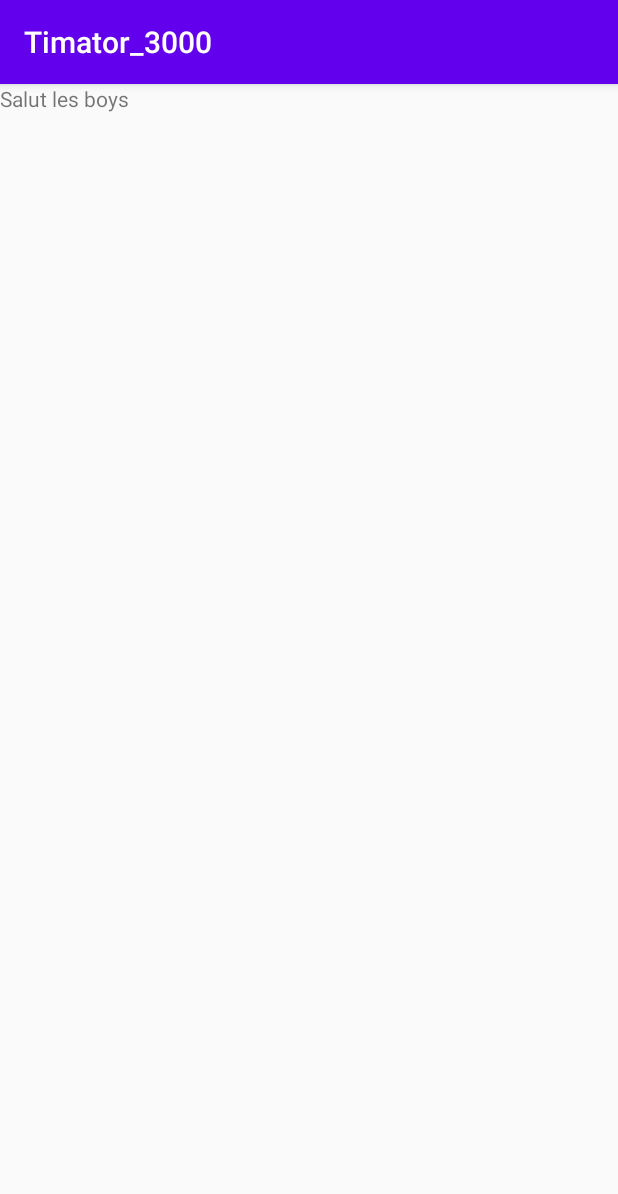
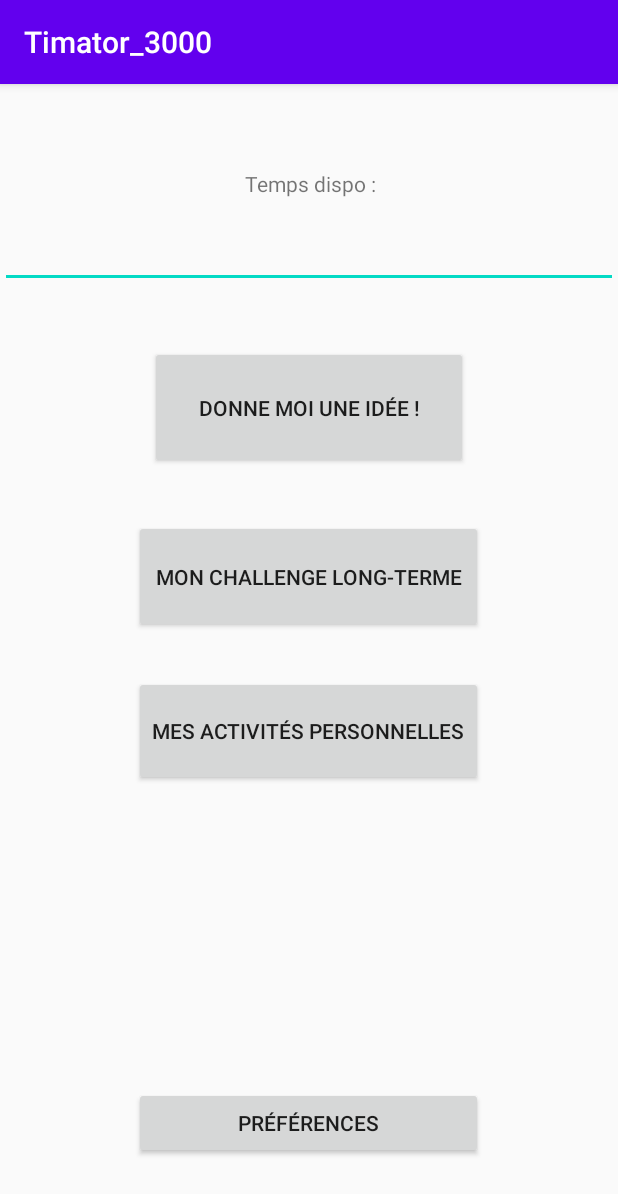
Before and after one commit to thomasNah/Timator_3000, an Android app: the screen it shows after launch (MainActivity), on a phone screen of 412 x 824 dp. Shown: the top 1194 px of the screen. Run offline under Robolectric (Android 15) with nearby library versions, the light colour scheme and no system bars.

Commit message:
Base Layout 0

```diff
--- a/app/src/main/res/layout/activity_main.xml
+++ b/app/src/main/res/layout/activity_main.xml
@@ -7,8 +7,94 @@
     tools:context=".MainActivity" >
 
     <TextView
-        android:id="@+id/textView"
+        android:id="@+id/baseVideRelativeLayout"
+        android:layout_width="match_parent"
+        android:layout_height="wrap_content" />
+
+    <TextView
+        android:id="@+id/tempsDispo"
+        android:layout_width="match_parent"
+        android:layout_height="wrap_content"
+        android:layout_below="@+id/baseVideRelativeLayout"
+        android:layout_alignParentStart="true"
+        android:layout_alignParentLeft="true"
+        android:layout_marginStart="1dp"
+        android:layout_marginLeft="1dp"
+        android:layout_marginTop="37dp"
+        android:gravity="center_horizontal"
+        android:text="Temps dispo :" />
+
+    <EditText
+        android:id="@+id/tempsDispoInput"
+        android:layout_width="match_parent"
+        android:layout_height="wrap_content"
+        android:layout_below="@+id/baseVideRelativeLayout"
+        android:layout_marginTop="71dp"
+        android:ems="10"
+        android:inputType="number" />
+
+    <Button
+        android:id="@+id/giveAnIdeaButton"
+        android:layout_width="211dp"
+        android:layout_height="82dp"
+        android:layout_below="@+id/baseVideRelativeLayout"
+        android:layout_alignParentStart="true"
+        android:layout_alignParentLeft="true"
+        android:layout_alignParentEnd="true"
+        android:layout_alignParentRight="true"
+        android:layout_marginStart="100dp"
+        android:layout_marginLeft="100dp"
+        android:layout_marginTop="155dp"
+        android:layout_marginEnd="100dp"
+        android:layout_marginRight="100dp"
+        android:text="Donne moi une idée !" />
+
+    <Button
+        android:id="@+id/challengeLongTermeButton"
+        android:layout_width="wrap_content"
+        android:layout_height="75dp"
+        android:layout_below="@+id/baseVideRelativeLayout"
+        android:layout_alignParentStart="true"
+        android:layout_alignParentLeft="true"
+        android:layout_alignParentEnd="true"
+        android:layout_alignParentRight="true"
+        android:layout_marginStart="89dp"
+        android:layout_marginLeft="89dp"
+        android:layout_marginTop="271dp"
+        android:layout_marginEnd="90dp"
+        android:layout_marginRight="90dp"
+        android:text="Mon challenge long-terme" />
+
+    <Button
+        android:id="@+id/activitePersoButton"
+        android:layout_width="wrap_content"
+        android:layout_height="73dp"
+        android:layout_below="@+id/baseVideRelativeLayout"
+        android:layout_alignParentStart="true"
+        android:layout_alignParentLeft="true"
+        android:layout_alignParentEnd="true"
+        android:layout_alignParentRight="true"
+        android:layout_marginStart="89dp"
+        android:layout_marginLeft="89dp"
+        android:layout_marginTop="375dp"
+        android:layout_marginEnd="90dp"
+        android:layout_marginRight="90dp"
+        android:text="Mes activités personnelles" />
+
+    <Button
+        android:id="@+id/preferencesButton"
         android:layout_width="wrap_content"
         android:layout_height="wrap_content"
-        android:text="Salut les boys" />
+        android:layout_below="@+id/baseVideRelativeLayout"
+        android:layout_alignParentStart="true"
+        android:layout_alignParentLeft="true"
+        android:layout_alignParentEnd="true"
+        android:layout_alignParentRight="true"
+        android:layout_marginStart="89dp"
+        android:layout_marginLeft="89dp"
+        android:layout_marginTop="649dp"
+        android:layout_marginEnd="90dp"
+        android:layout_marginRight="90dp"
+        android:text="Préférences" />
+
 </RelativeLayout>
```
